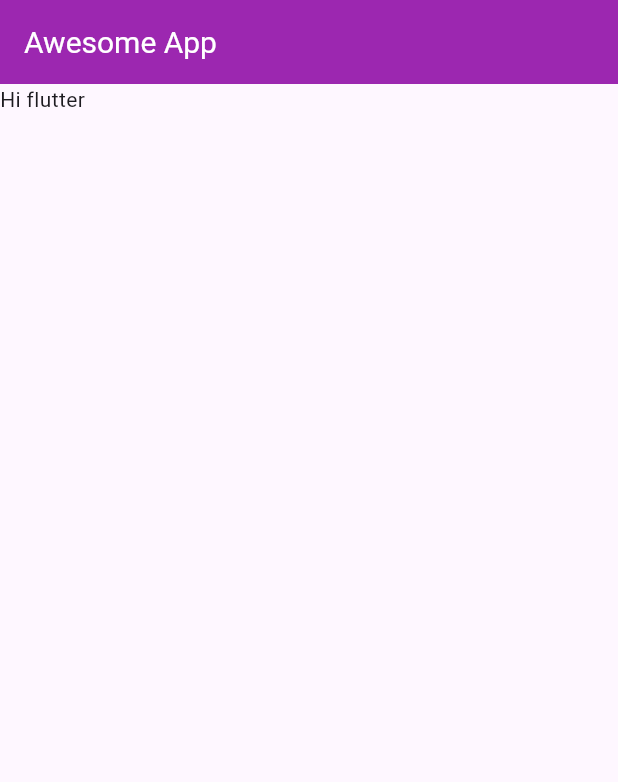
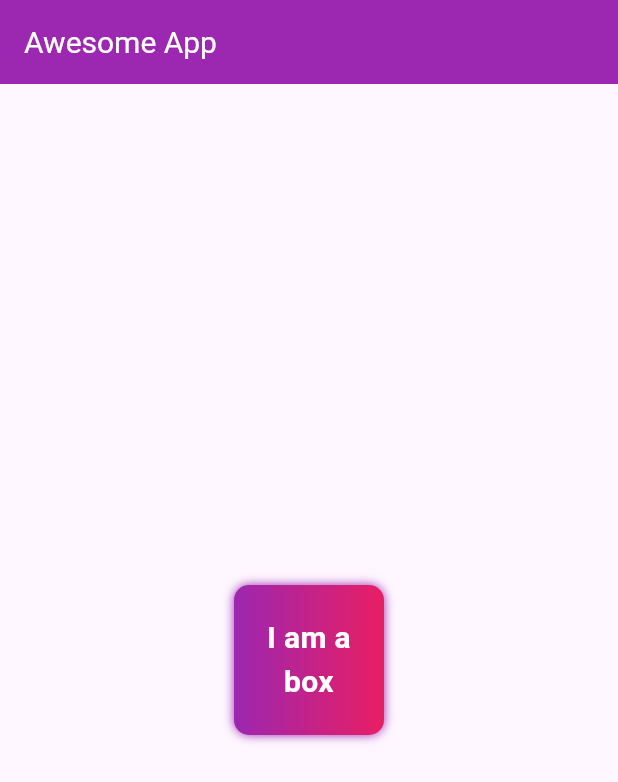
Before and after one commit to lloydbutay123/flutter_tutorial, a Flutter app: the screen it shows after launch, on a phone screen of 412 x 824 dp. Shown: the top 782 px of the screen. Run offline on Flutter 3.47's test engine with Material 3 defaults, Android fonts, the phone set to English and light mode, and no system bars.

Commit message:
Container and Text

```diff
--- a/lib/main.dart
+++ b/lib/main.dart
@@ -15,7 +15,29 @@ class MyWidget extends StatelessWidget {
         backgroundColor: Colors.purple,
         titleTextStyle: TextStyle(color: Colors.white, fontSize: 20),
       ),
-      body: Container(child: Text("Hi flutter")),
+      body: Center(
+        child: Container(
+          padding: EdgeInsets.all(10),
+          alignment: Alignment.center,
+          width: 100,
+          height: 100,
+          decoration: BoxDecoration(
+            color: Colors.purple,
+            borderRadius: BorderRadius.circular(10),
+            gradient: LinearGradient(colors: [Colors.purple, Colors.pink]),
+            boxShadow: [BoxShadow(color: Colors.purple, blurRadius: 5)],
+          ),
+          child: Text(
+            "I am a box",
+            textAlign: TextAlign.center,
+            style: TextStyle(
+              fontSize: 20,
+              color: Colors.white,
+              fontWeight: FontWeight.bold,
+            ),
+          ),
+        ),
+      ),
     );
   }
 }
```
